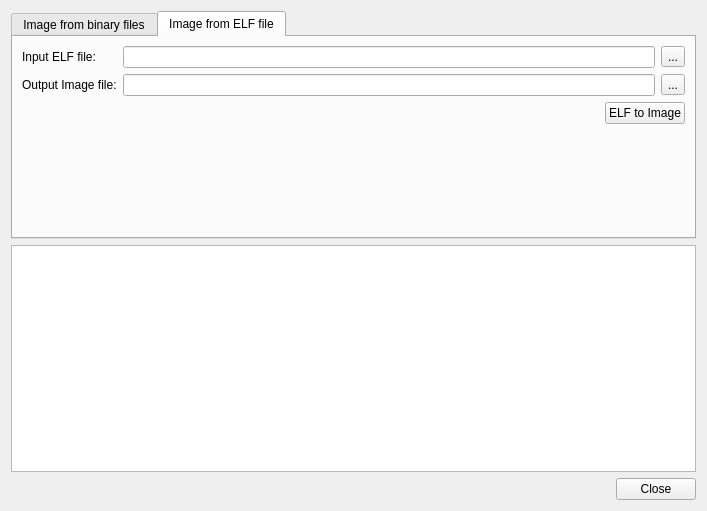
First picture: the form in makeimagedialog.ui, repository hassanibi/espflasher, before the edit.
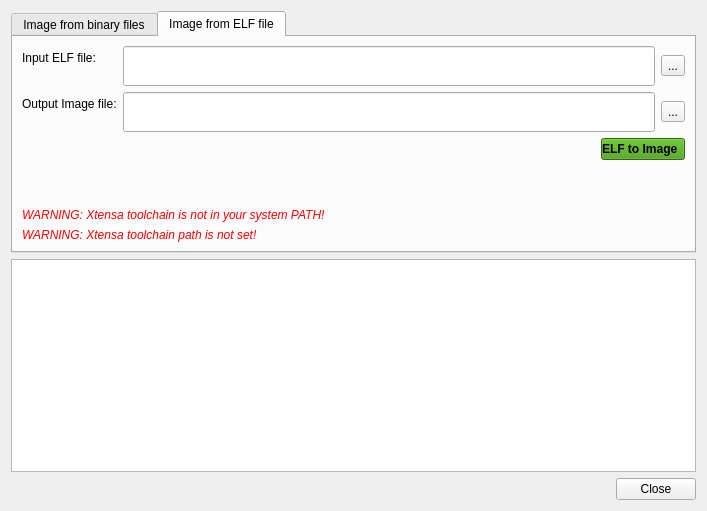
Second picture: the form after the edit. The open tabs and pages were chosen to show the change. Icons and pictures are not drawn. Custom widgets are drawn as their Qt base class.

```diff
--- a/makeimagedialog.ui
+++ b/makeimagedialog.ui
@@ -159,13 +159,36 @@
          <item row="0" column="1">
           <layout class="QHBoxLayout" name="horizontalLayout_2">
            <item>
-            <widget class="ImageLineEdit" name="elfLineEdit"/>
+            <widget class="ImageLineEdit" name="elfLineEdit">
+             <property name="minimumSize">
+              <size>
+               <width>0</width>
+               <height>40</height>
+              </size>
+             </property>
+             <property name="maximumSize">
+              <size>
+               <width>16777215</width>
+               <height>40</height>
+              </size>
+             </property>
+            </widget>
            </item>
            <item>
             <widget class="QToolButton" name="elfBtn">
              <property name="text">
               <string>...</string>
              </property>
+             <property name="icon">
+              <iconset resource="resource.qrc">
+               <normaloff>:/images/res/images/light/appbar.folder.open.png</normaloff>:/images/res/images/light/appbar.folder.open.png</iconset>
+             </property>
+             <property name="iconSize">
+              <size>
+               <width>32</width>
+               <height>32</height>
+              </size>
+             </property>
             </widget>
            </item>
           </layout>
@@ -180,13 +203,36 @@
          <item row="1" column="1">
           <layout class="QHBoxLayout" name="horizontalLayout">
            <item>
-            <widget class="ImageLineEdit" name="imageLineEdit"/>
+            <widget class="ImageLineEdit" name="imageLineEdit">
+             <property name="minimumSize">
+              <size>
+               <width>0</width>
+               <height>40</height>
+              </size>
+             </property>
+             <property name="maximumSize">
+              <size>
+               <width>16777215</width>
+               <height>40</height>
+              </size>
+             </property>
+            </widget>
            </item>
            <item>
             <widget class="QToolButton" name="imageBtn">
              <property name="text">
               <string>...</string>
              </property>
+             <property name="icon">
+              <iconset resource="resource.qrc">
+               <normaloff>:/images/res/images/light/appbar.folder.open.png</normaloff>:/images/res/images/light/appbar.folder.open.png</iconset>
+             </property>
+             <property name="iconSize">
+              <size>
+               <width>32</width>
+               <height>32</height>
+              </size>
+             </property>
             </widget>
            </item>
           </layout>
@@ -210,6 +256,11 @@
          </item>
          <item>
           <widget class="QPushButton" name="elf2ImageBtn">
+           <property name="styleSheet">
+            <string notr="true">text-align:left;
+font-weight: bold;
+background-color:rgb(62, 152, 9);</string>
+           </property>
            <property name="text">
             <string>ELF to Image</string>
            </property>
@@ -240,12 +291,41 @@
          </property>
         </spacer>
        </item>
+       <item>
+        <widget class="QLabel" name="warn1Label">
+         <property name="styleSheet">
+          <string notr="true">color:red;
+font-style:italic;</string>
+         </property>
+         <property name="text">
+          <string>WARNING: Xtensa toolchain is not in your system PATH!</string>
+         </property>
+        </widget>
+       </item>
+       <item>
+        <widget class="QLabel" name="warn2Label">
+         <property name="styleSheet">
+          <string notr="true">color:red;
+font-style:italic;</string>
+         </property>
+         <property name="text">
+          <string>WARNING: Xtensa toolchain path is not set!</string>
+         </property>
+        </widget>
+       </item>
       </layout>
      </widget>
     </widget>
    </item>
    <item>
-    <widget class="LogList" name="logList"/>
+    <widget class="LogList" name="logList">
+     <property name="minimumSize">
+      <size>
+       <width>0</width>
+       <height>120</height>
+      </size>
+     </property>
+    </widget>
    </item>
    <item>
     <widget class="QDialogButtonBox" name="buttonBox">
@@ -260,6 +340,11 @@
   </layout>
  </widget>
  <customwidgets>
+  <customwidget>
+   <class>LogList</class>
+   <extends>QListWidget</extends>
+   <header>loglist.h</header>
+  </customwidget>
   <customwidget>
    <class>HexLineEdit</class>
    <extends>QLineEdit</extends>
@@ -270,11 +355,6 @@
    <extends>QLineEdit</extends>
    <header>imagelineedit.h</header>
   </customwidget>
-  <customwidget>
-   <class>LogList</class>
-   <extends>QListWidget</extends>
-   <header>loglist.h</header>
-  </customwidget>
  </customwidgets>
  <resources>
   <include location="resource.qrc"/>
```
Left out of the diff: 10 changed lines with no effect on the pictures.
